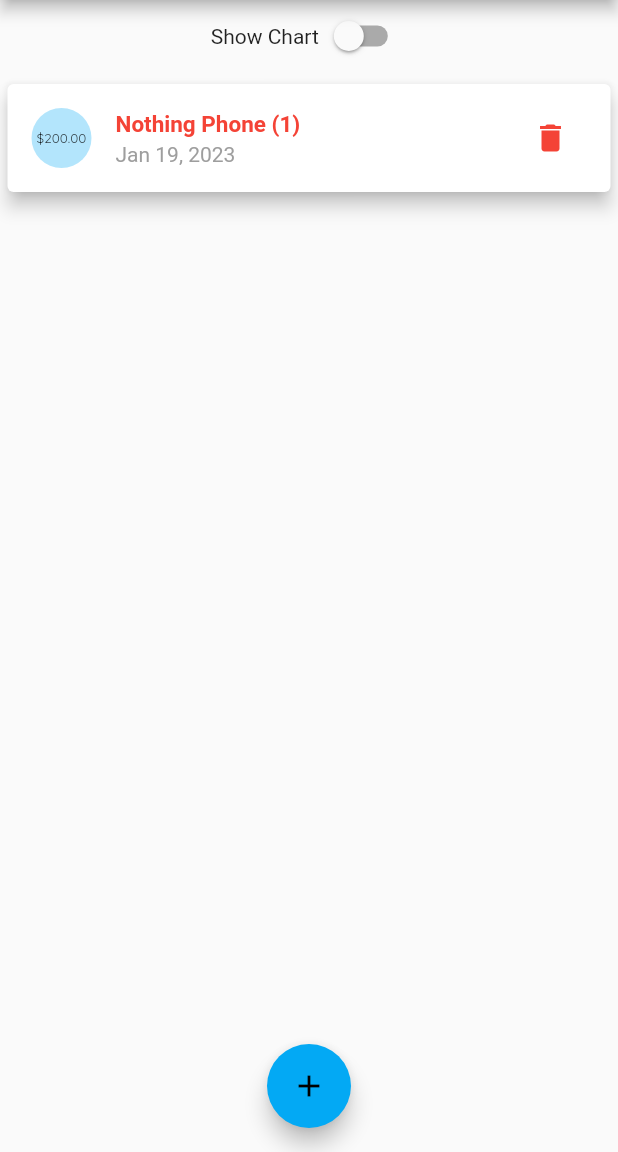
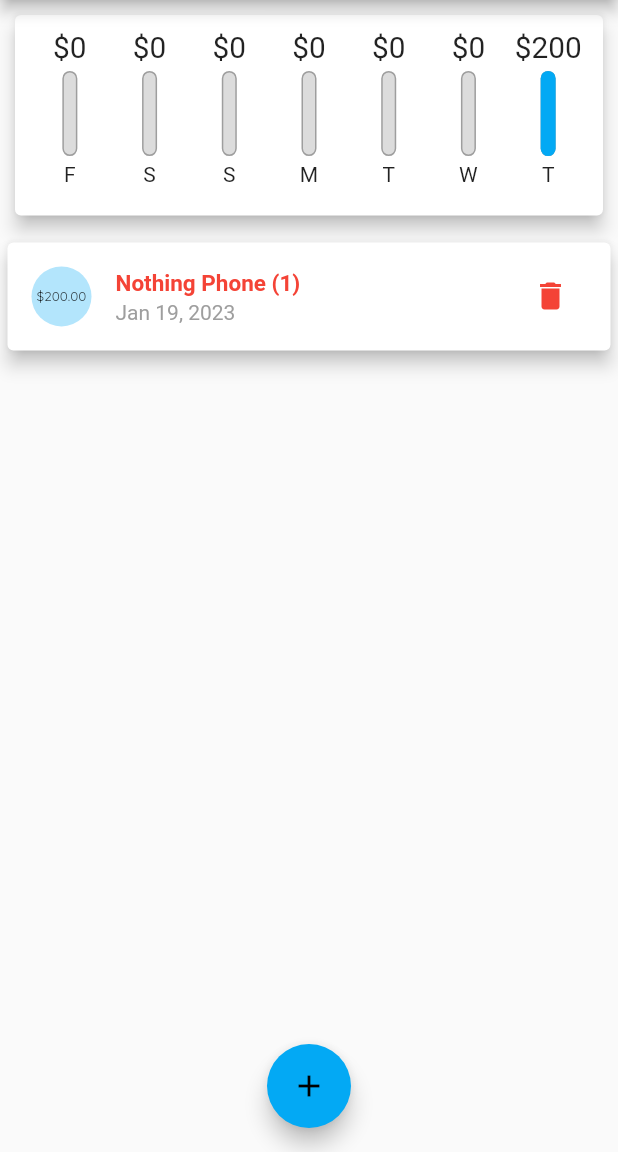
Before and after one commit to pranjalchaplot/flutter_expense_tracker, a Flutter app: the screen it shows after launch, after a tap on the "delete" icon, on a phone screen of 412 x 824 dp, the part 84-1236 px from its top. Run offline on Flutter 3.47's test engine with Material 2 defaults, Android fonts, the phone set to English and light mode, and no system bars.

```diff
--- a/lib/main.dart
+++ b/lib/main.dart
@@ -1,7 +1,6 @@
 import 'package:expense_tracker/widgets/chart.dart';
 import 'package:expense_tracker/widgets/transaction_list.dart';
 import 'package:flutter/material.dart';
-import 'package:flutter/services.dart';
 import './models/transaction.dart';
 import './widgets/new_transactions.dart';
 
@@ -87,6 +86,7 @@ class _MyAppState extends State<MyApp> {
   @override
   Widget build(BuildContext context) {
     MediaQueryData mediaQuery = MediaQuery.of(context);
+    final isLandscape = mediaQuery.orientation == Orientation.landscape;
     final appBar = AppBar(
       title: const Text('Expense Tracker'),
       actions: [
@@ -100,6 +100,13 @@ class _MyAppState extends State<MyApp> {
           ),
         ),
       ],
+    );
+    final listWidget = SizedBox(
+      height: (mediaQuery.size.height -
+              mediaQuery.padding.top -
+              appBar.preferredSize.height) *
+          0.8,
+      child: TransactionList(_userTransaction, _removeTransaction),
     );
     return MaterialApp(
       theme: ThemeData(
@@ -123,6 +130,7 @@ class _MyAppState extends State<MyApp> {
           child: Column(
             crossAxisAlignment: CrossAxisAlignment.center,
             children: [
+              if (isLandscape)
                 Row(
                   mainAxisAlignment: MainAxisAlignment.center,
                   children: [
@@ -136,6 +144,16 @@ class _MyAppState extends State<MyApp> {
                         }),
                   ],
                 ),
+              if (!isLandscape)
+                SizedBox(
+                  height: (mediaQuery.size.height -
+                          mediaQuery.padding.top -
+                          appBar.preferredSize.height) *
+                      0.2,
+                  child: Chart(_recentTransactions),
+                ),
+              if (!isLandscape) listWidget,
+              if (isLandscape)
                 _showSwitch
                     ? SizedBox(
                         height: (mediaQuery.size.height -
@@ -144,14 +162,7 @@ class _MyAppState extends State<MyApp> {
                             0.7,
                         child: Chart(_recentTransactions),
                       )
-                  : SizedBox(
-                      height: (mediaQuery.size.height -
-                              mediaQuery.padding.top -
-                              appBar.preferredSize.height) *
-                          0.8,
-                      child:
-                          TransactionList(_userTransaction, _removeTransaction),
-                    ),
+                    : listWidget,
             ],
           ),
         ),
```
Lines whose indentation alone changed are shown as unchanged.
